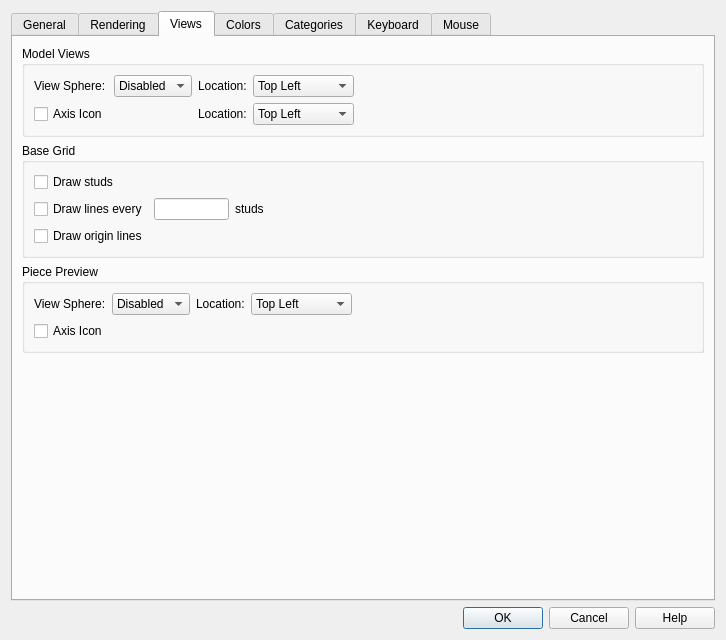
Above: qt/lc_qpreferencesdialog.ui from nathaneltitane/studworx before the change. Below: the same form after it.
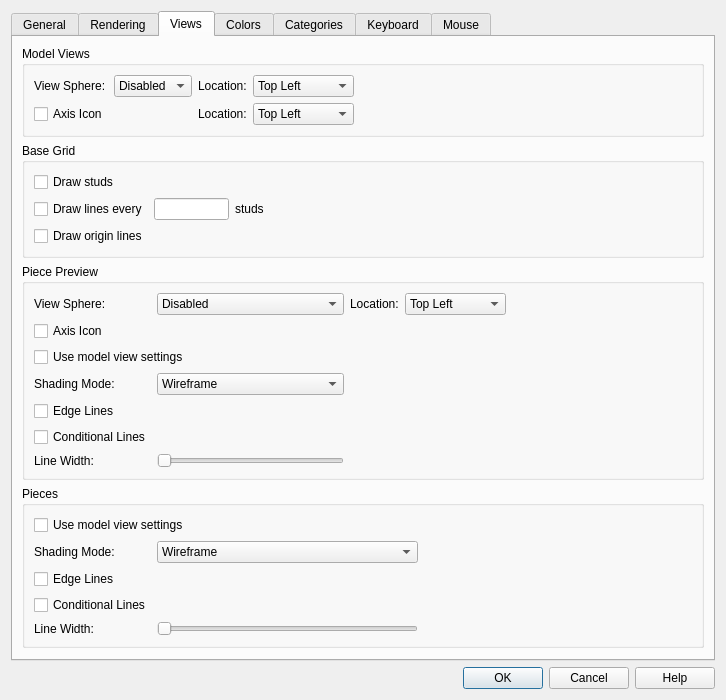
That is the form after the change. The open tabs and pages were chosen to show the change. Icons and pictures are not drawn.

Commit message:
Add separate rendering settings for the piece preview and pieces list
Add shading mode, edge line, conditional line and line width settings for the piece preview and the pieces list, each with an option to follow the model view settings (on by default). Add gear menu entries to the preview toolbar and the pieces options menu, Preferences > Views frames, and keyboard commands for every rendering toggle, including the model view edge lines, conditional lines and the preview view sphere and axis icon.

```diff
--- a/qt/lc_qpreferencesdialog.ui
+++ b/qt/lc_qpreferencesdialog.ui
@@ -1222,6 +1222,230 @@
             </property>
            </spacer>
           </item>
+          <item row="3" column="0" colspan="3">
+           <widget class="QCheckBox" name="PreviewSyncRendering">
+            <property name="toolTip">
+             <string>Use the model view rendering settings for the piece preview.</string>
+            </property>
+            <property name="text">
+             <string>Use model view settings</string>
+            </property>
+           </widget>
+          </item>
+          <item row="4" column="0">
+           <widget class="QLabel" name="PreviewShadingModeLabel">
+            <property name="toolTip">
+             <string>Choose how pieces are drawn in the piece preview.</string>
+            </property>
+            <property name="text">
+             <string>Shading Mode:</string>
+            </property>
+            <property name="buddy">
+             <cstring>PreviewShadingMode</cstring>
+            </property>
+           </widget>
+          </item>
+          <item row="4" column="1">
+           <widget class="QComboBox" name="PreviewShadingMode">
+            <property name="accessibleName">
+             <string>Preview Shading Mode</string>
+            </property>
+            <property name="toolTip">
+             <string>Choose how pieces are drawn in the piece preview.</string>
+            </property>
+            <item>
+             <property name="text">
+              <string>Wireframe</string>
+             </property>
+            </item>
+            <item>
+             <property name="text">
+              <string>Flat Shading</string>
+             </property>
+            </item>
+            <item>
+             <property name="text">
+              <string>Default Lights</string>
+             </property>
+            </item>
+           </widget>
+          </item>
+          <item row="5" column="0">
+           <widget class="QCheckBox" name="PreviewEdgeLines">
+            <property name="toolTip">
+             <string>Draw edge lines on pieces in the piece preview.</string>
+            </property>
+            <property name="text">
+             <string>Edge Lines</string>
+            </property>
+           </widget>
+          </item>
+          <item row="6" column="0">
+           <widget class="QCheckBox" name="PreviewConditionalLines">
+            <property name="toolTip">
+             <string>Draw conditional lines on pieces in the piece preview.</string>
+            </property>
+            <property name="text">
+             <string>Conditional Lines</string>
+            </property>
+           </widget>
+          </item>
+          <item row="7" column="0">
+           <widget class="QLabel" name="PreviewLineWidthTitle">
+            <property name="toolTip">
+             <string>Set the line width used in the piece preview.</string>
+            </property>
+            <property name="text">
+             <string>Line Width:</string>
+            </property>
+            <property name="buddy">
+             <cstring>PreviewLineWidthSlider</cstring>
+            </property>
+           </widget>
+          </item>
+          <item row="7" column="1">
+           <widget class="QSlider" name="PreviewLineWidthSlider">
+            <property name="accessibleName">
+             <string>Preview Line Width</string>
+            </property>
+            <property name="toolTip">
+             <string>Set the line width used in the piece preview.</string>
+            </property>
+            <property name="orientation">
+             <enum>Qt::Orientation::Horizontal</enum>
+            </property>
+           </widget>
+          </item>
+          <item row="7" column="2">
+           <widget class="QLabel" name="PreviewLineWidthLabel">
+            <property name="text">
+             <string/>
+            </property>
+           </widget>
+          </item>
+         </layout>
+        </widget>
+       </item>
+       <item>
+        <widget class="QGroupBox" name="PiecesGroup">
+         <property name="title">
+          <string>Pieces</string>
+         </property>
+         <layout class="QGridLayout" name="PiecesLayout">
+          <item row="0" column="0" colspan="3">
+           <widget class="QCheckBox" name="PiecesSyncRendering">
+            <property name="toolTip">
+             <string>Use the model view rendering settings for the pieces list and parts list images.</string>
+            </property>
+            <property name="text">
+             <string>Use model view settings</string>
+            </property>
+           </widget>
+          </item>
+          <item row="1" column="0">
+           <widget class="QLabel" name="PiecesShadingModeLabel">
+            <property name="toolTip">
+             <string>Choose how pieces are drawn in the pieces list and parts list images.</string>
+            </property>
+            <property name="text">
+             <string>Shading Mode:</string>
+            </property>
+            <property name="buddy">
+             <cstring>PiecesShadingMode</cstring>
+            </property>
+           </widget>
+          </item>
+          <item row="1" column="1">
+           <widget class="QComboBox" name="PiecesShadingMode">
+            <property name="accessibleName">
+             <string>Pieces Shading Mode</string>
+            </property>
+            <property name="toolTip">
+             <string>Choose how pieces are drawn in the pieces list and parts list images.</string>
+            </property>
+            <item>
+             <property name="text">
+              <string>Wireframe</string>
+             </property>
+            </item>
+            <item>
+             <property name="text">
+              <string>Flat Shading</string>
+             </property>
+            </item>
+            <item>
+             <property name="text">
+              <string>Default Lights</string>
+             </property>
+            </item>
+           </widget>
+          </item>
+          <item row="2" column="0">
+           <widget class="QCheckBox" name="PiecesEdgeLines">
+            <property name="toolTip">
+             <string>Draw edge lines on pieces in the pieces list and parts list images.</string>
+            </property>
+            <property name="text">
+             <string>Edge Lines</string>
+            </property>
+           </widget>
+          </item>
+          <item row="3" column="0">
+           <widget class="QCheckBox" name="PiecesConditionalLines">
+            <property name="toolTip">
+             <string>Draw conditional lines on pieces in the pieces list and parts list images.</string>
+            </property>
+            <property name="text">
+             <string>Conditional Lines</string>
+            </property>
+           </widget>
+          </item>
+          <item row="4" column="0">
+           <widget class="QLabel" name="PiecesLineWidthTitle">
+            <property name="toolTip">
+             <string>Set the line width used in the pieces list and parts list images.</string>
+            </property>
+            <property name="text">
+             <string>Line Width:</string>
+            </property>
+            <property name="buddy">
+             <cstring>PiecesLineWidthSlider</cstring>
+            </property>
+           </widget>
+          </item>
+          <item row="4" column="1">
+           <widget class="QSlider" name="PiecesLineWidthSlider">
+            <property name="accessibleName">
+             <string>Pieces Line Width</string>
+            </property>
+            <property name="toolTip">
+             <string>Set the line width used in the pieces list and parts list images.</string>
+            </property>
+            <property name="orientation">
+             <enum>Qt::Orientation::Horizontal</enum>
+            </property>
+           </widget>
+          </item>
+          <item row="4" column="2">
+           <widget class="QLabel" name="PiecesLineWidthLabel">
+            <property name="text">
+             <string/>
+            </property>
+           </widget>
+          </item>
+          <item row="1" column="3">
+           <spacer name="PiecesSpacer">
+            <property name="orientation">
+             <enum>Qt::Orientation::Horizontal</enum>
+            </property>
+            <property name="sizeHint" stdset="0">
+             <size>
+              <width>40</width>
+              <height>20</height>
+             </size>
+            </property>
+           </spacer>
+          </item>
          </layout>
         </widget>
        </item>
```
Left out of the diff: 10 changed lines with no effect on the pictures. The commit also changes 17 other files.
